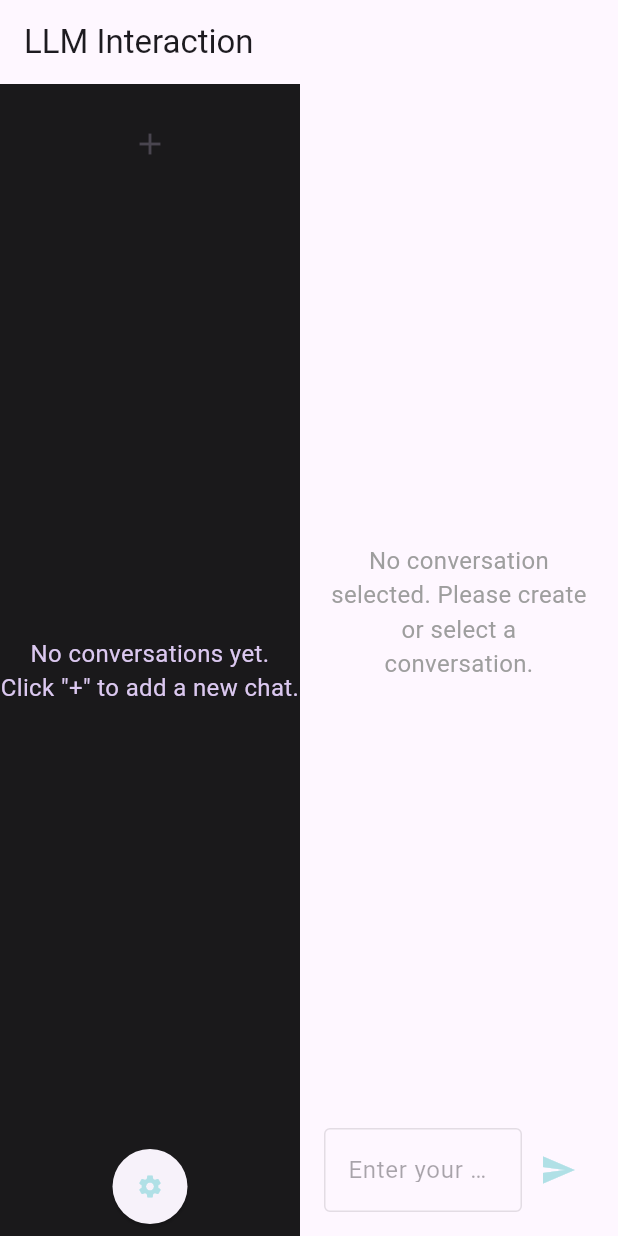
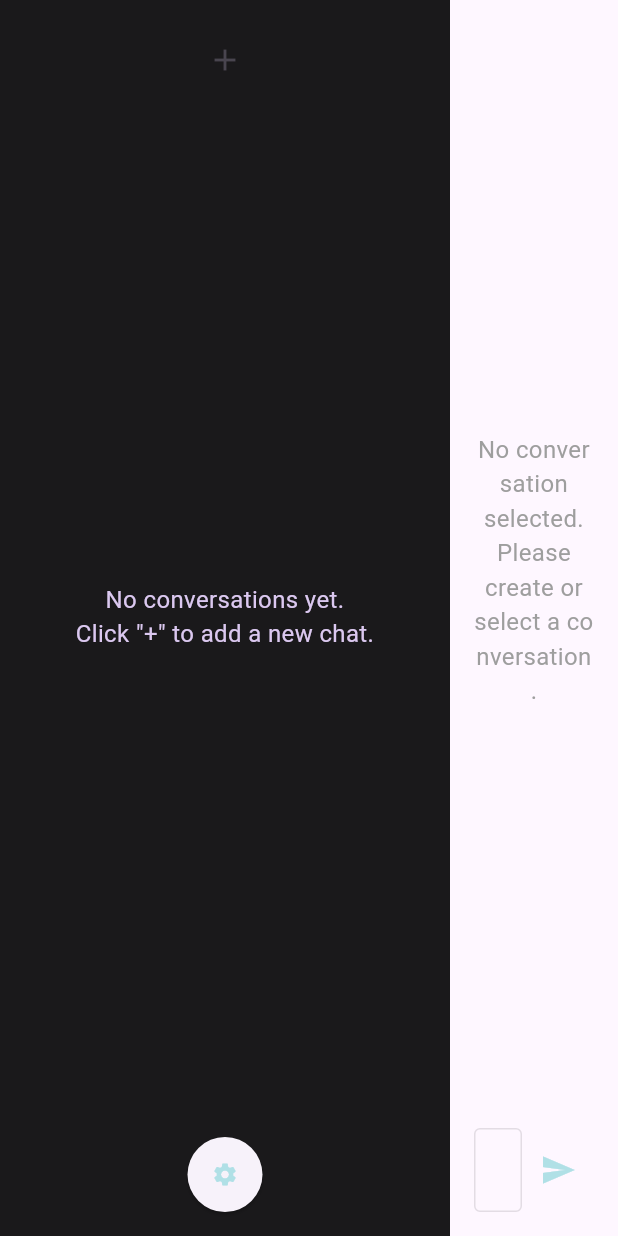
Before and after one commit to thenry42/Promptly, a Flutter app: the screen it shows after launch, on a phone screen of 412 x 824 dp. Run offline on Flutter 3.47's test engine with Material 3 defaults, Android fonts, the phone set to English and light mode, and no system bars; missing offline and left inert: ollama_dart.

Commit message:
small changes on settings icon padding

```diff
--- a/promptly_app/lib/screens/conversation_panel.dart
+++ b/promptly_app/lib/screens/conversation_panel.dart
@@ -59,7 +59,7 @@ class ConversationPanel extends StatelessWidget {
                   ),
           ),
           Padding(
-            padding: const EdgeInsets.all(8.0),
+            padding: const EdgeInsets.all(16.0),
             child: ElevatedButton(
               onPressed: () {
                 SettingsDialog.show(context); // Call the static method
--- a/promptly_app/lib/screens/llm_interaction_page.dart
+++ b/promptly_app/lib/screens/llm_interaction_page.dart
@@ -181,14 +181,13 @@ class _LLMInteractionPageState extends State<LLMInteractionPage> {
   @override
   Widget build(BuildContext context) {
     return Scaffold(
-      appBar: AppBar(title: const Text('LLM Interaction')),
       body: LayoutBuilder(
         builder: (context, constraints) {
           return Row(
             children: [
               // Left conversation panel with fixed width
               SizedBox(
-                width: 200,
+                width: 300,
                 child: ConversationPanel(
                   conversations: _conversations,
                   selectedConversationIndex: _selectedConversationIndex,
```
